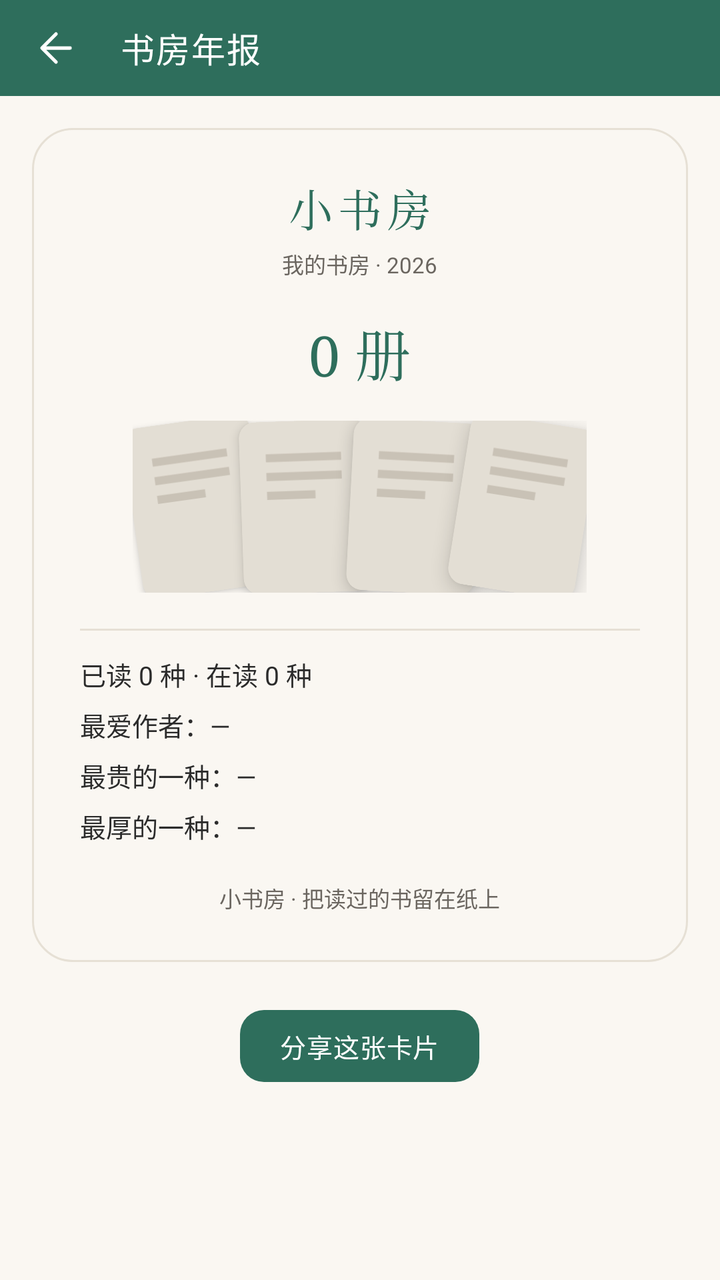
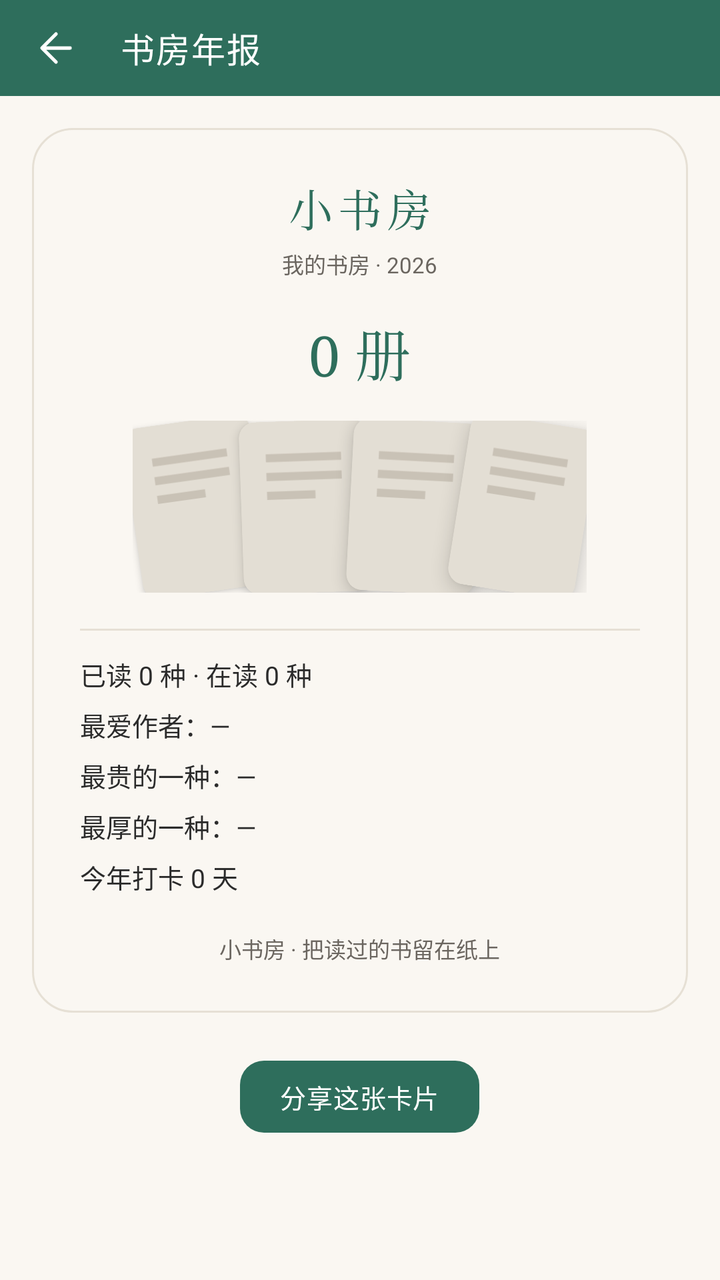

The first picture is an Android layout as it rendered before a commit; the second is the same layout after the commit. The layout source and the unified diff follow.
<!-- AndroidManifest.xml: application theme Theme.Bookshelf -->
<!-- res/layout/activity_study_report.xml -->
<?xml version="1.0" encoding="utf-8"?>
<LinearLayout xmlns:android="http://schemas.android.com/apk/res/android"
    xmlns:app="http://schemas.android.com/apk/res-auto"
    android:layout_width="match_parent"
    android:layout_height="match_parent"
    android:background="?android:attr/colorBackground"
    android:orientation="vertical">

    <com.google.android.material.appbar.MaterialToolbar
        android:id="@+id/toolbar"
        style="@style/Widget.Bookshelf.Toolbar"
        android:layout_width="match_parent"
        android:layout_height="@dimen/toolbar_h"
        app:navigationIcon="@drawable/ic_back"
        app:title="书房年报" />

    <androidx.core.widget.NestedScrollView
        android:layout_width="match_parent"
        android:layout_height="0dp"
        android:layout_weight="1"
        android:fillViewport="true">

        <LinearLayout
            android:layout_width="match_parent"
            android:layout_height="wrap_content"
            android:gravity="center_horizontal"
            android:orientation="vertical"
            android:padding="@dimen/page_padding">

            <LinearLayout
                android:id="@+id/card_report"
                android:layout_width="match_parent"
                android:layout_height="wrap_content"
                android:background="@drawable/bg_report_card"
                android:gravity="center_horizontal"
                android:orientation="vertical"
                android:padding="24dp">

                <TextView
                    style="@style/Text.Bookshelf.SerifHeadline"
                    android:layout_width="wrap_content"
                    android:layout_height="wrap_content"
                    android:letterSpacing="0.12"
                    android:text="小书房"
                    android:textColor="?attr/colorPrimary"
                    android:textSize="@dimen/text_title" />

                <TextView
                    android:id="@+id/tv_report_title"
                    android:layout_width="wrap_content"
                    android:layout_height="wrap_content"
                    android:layout_marginTop="4dp"
                    android:text="我的书房 · 2026"
                    android:textColor="?attr/on_surface_variant"
                    android:textSize="@dimen/text_caption" />

                <TextView
                    android:id="@+id/tv_report_total"
                    style="@style/Text.Bookshelf.SerifNumber"
                    android:layout_width="wrap_content"
                    android:layout_height="wrap_content"
                    android:layout_marginTop="16dp"
                    android:text="0 册"
                    android:textColor="?attr/colorPrimary"
                    android:textSize="@dimen/text_display" />

                <FrameLayout
                    android:layout_width="wrap_content"
                    android:layout_height="wrap_content"
                    android:layout_marginTop="14dp">

                    <LinearLayout
                        android:layout_width="wrap_content"
                        android:layout_height="wrap_content"
                        android:orientation="horizontal">

                        <ImageView
                            android:id="@+id/iv_report_1"
                            android:contentDescription="书籍封面"
                            android:layout_width="64dp"
                            android:layout_height="86dp"
                            android:background="@drawable/bg_cover"
                            android:clipToOutline="true"
                            android:elevation="2dp"
                            android:rotation="-8"
                            android:scaleType="centerCrop"
                            android:src="@drawable/ic_cover_placeholder" />

                        <ImageView
                            android:id="@+id/iv_report_2"
                            android:contentDescription="书籍封面"
                            android:layout_width="64dp"
                            android:layout_height="86dp"
                            android:layout_marginStart="-10dp"
                            android:background="@drawable/bg_cover"
                            android:clipToOutline="true"
                            android:elevation="3dp"
                            android:rotation="-2"
                            android:scaleType="centerCrop"
                            android:src="@drawable/ic_cover_placeholder" />

                        <ImageView
                            android:id="@+id/iv_report_3"
                            android:contentDescription="书籍封面"
                            android:layout_width="64dp"
                            android:layout_height="86dp"
                            android:layout_marginStart="-10dp"
                            android:background="@drawable/bg_cover"
                            android:clipToOutline="true"
                            android:elevation="4dp"
                            android:rotation="3"
                            android:scaleType="centerCrop"
                            android:src="@drawable/ic_cover_placeholder" />

                        <ImageView
                            android:id="@+id/iv_report_4"
                            android:contentDescription="书籍封面"
                            android:layout_width="64dp"
                            android:layout_height="86dp"
                            android:layout_marginStart="-10dp"
                            android:background="@drawable/bg_cover"
                            android:clipToOutline="true"
                            android:elevation="5dp"
                            android:rotation="9"
                            android:scaleType="centerCrop"
                            android:src="@drawable/ic_cover_placeholder" />
                    </LinearLayout>
                </FrameLayout>

                <View
                    android:layout_width="match_parent"
                    android:layout_height="1dp"
                    android:layout_marginTop="18dp"
                    android:layout_marginBottom="12dp"
                    android:background="?attr/outline" />

                <TextView
                    android:id="@+id/tv_report_read"
                    android:layout_width="match_parent"
                    android:layout_height="wrap_content"
                    android:lineSpacingMultiplier="1.5"
                    android:text="已读 0 种 · 在读 0 种"
                    android:textColor="?attr/on_surface"
                    android:textSize="@dimen/text_body_small" />

                <TextView
                    android:id="@+id/tv_report_author"
                    android:layout_width="match_parent"
                    android:layout_height="wrap_content"
                    android:layout_marginTop="6dp"
                    android:lineSpacingMultiplier="1.5"
                    android:text="最爱作者：—"
                    android:textColor="?attr/on_surface"
                    android:textSize="@dimen/text_body_small" />

                <TextView
                    android:id="@+id/tv_report_price"
                    android:layout_width="match_parent"
                    android:layout_height="wrap_content"
                    android:layout_marginTop="6dp"
                    android:lineSpacingMultiplier="1.5"
                    android:text="最贵的一种：—"
                    android:textColor="?attr/on_surface"
                    android:textSize="@dimen/text_body_small" />

                <TextView
                    android:id="@+id/tv_report_pages"
                    android:layout_width="match_parent"
                    android:layout_height="wrap_content"
                    android:layout_marginTop="6dp"
                    android:lineSpacingMultiplier="1.5"
                    android:text="最厚的一种：—"
                    android:textColor="?attr/on_surface"
                    android:textSize="@dimen/text_body_small" />

                <TextView
                    android:layout_width="wrap_content"
                    android:layout_height="wrap_content"
                    android:layout_marginTop="18dp"
                    android:text="小书房 · 把读过的书留在纸上"
                    android:textColor="?attr/on_surface_variant"
                    android:textSize="@dimen/text_caption" />
            </LinearLayout>

            <com.google.android.material.button.MaterialButton
                android:id="@+id/btn_share_report"
                style="@style/Widget.Bookshelf.Button"
                android:layout_width="wrap_content"
                android:layout_height="wrap_content"
                android:layout_marginTop="@dimen/space_xl"
                android:paddingHorizontal="@dimen/space_xl"
                android:text="分享这张卡片" />
        </LinearLayout>
    </androidx.core.widget.NestedScrollView>
</LinearLayout>
<!-- resources referenced by this layout -->
<resources>
  <dimen name="page_padding">16dp</dimen>
  <dimen name="space_xl">20dp</dimen>
  <dimen name="text_body_small">13sp</dimen>
  <dimen name="text_caption">11sp</dimen>
  <dimen name="text_display">28sp</dimen>
  <dimen name="text_title">22sp</dimen>
  <dimen name="toolbar_h">48dp</dimen>
  <!-- drawable bg_cover (drawable) -->
  <?xml version="1.0" encoding="utf-8"?>
  <shape xmlns:android="http://schemas.android.com/apk/res/android" android:shape="rectangle">
      <solid android:color="@color/cover_placeholder_bg" />
      <corners android:radius="@dimen/radius_sm" />
  </shape>
  <style name="Text.Bookshelf.SerifHeadline">
          <item name="android:fontFamily">serif</item>
          <item name="android:textSize">@dimen/text_headline</item>
          <item name="android:includeFontPadding">false</item>
          <item name="android:letterSpacing">0.02</item>
      </style>
  <style name="Text.Bookshelf.SerifNumber">
          <item name="android:fontFamily">serif</item>
          <item name="android:includeFontPadding">false</item>
          <item name="android:fontFeatureSettings">tnum</item>
      </style>
  <color name="cover_placeholder_bg">#E9E3D8</color>
  <dimen name="radius_sm">8dp</dimen>
  <dimen name="text_headline">17sp</dimen>
  <style name="ShapeAppearance.Bookshelf.Medium" parent="ShapeAppearance.Material3.Corner.Medium">
          <item name="cornerSize">@dimen/radius_md</item>
      </style>
  <dimen name="radius_md">12dp</dimen>
  <color name="primary">#2E6E5C</color>
  <color name="primary_dark">#1F4D40</color>
  <color name="accent">#C08A3E</color>
  <color name="chip_bg">#E8F0ED</color>
  <color name="green_container">#E6F0EC</color>
  <color name="green_on_container">#1C4A3E</color>
  <color name="green_page">#FAF7F2</color>
  <color name="green_surface">#FFFDF9</color>
  <color name="green_surface_dim">#F3EEE6</color>
  <color name="green_outline">#E6E0D5</color>
  <color name="green_outline_strong">#D8D0C2</color>
  <color name="bg_page">#FAF7F2</color>
  <color name="surface">#FFFDF9</color>
  <color name="surface_dim">#F4F0E9</color>
  <color name="outline">#E6E0D5</color>
  <color name="outline_strong">#CFC5B4</color>
  <color name="text_main">#2B2B2B</color>
  <color name="text_sub">#6B6660</color>
  <color name="accent_text">#8A5A1A</color>
  <color name="dock_surface">#FFFFFF</color>
  <style name="Widget.Bookshelf.ChipGroup" parent="Widget.Material3.ChipGroup">
          <item name="chipSpacingHorizontal">8dp</item>
          <item name="chipSpacingVertical">4dp</item>
          <item name="singleLine">false</item>
      </style>
  <style name="ThemeOverlay.Bookshelf.BottomSheet" parent="ThemeOverlay.Material3.BottomSheetDialog">
          <item name="bottomSheetStyle">@style/Widget.Bookshelf.BottomSheet</item>
      </style>
  <dimen name="card_corner">16dp</dimen>
  <style name="ShapeAppearance.Bookshelf.Pill" parent="ShapeAppearance.Material3.Corner.Full">
          <item name="cornerSize">50%</item>
      </style>
  <style name="TextAppearance.Bookshelf.DialogTitle" parent="MaterialAlertDialog.Material3.Title.Text">
          <item name="android:textSize">@dimen/text_title_toolbar</item>
          <item name="android:textStyle">bold</item>
          <item name="android:textColor">?attr/on_surface</item>
      </style>
  <style name="Widget.Bookshelf.Button.Dialog" parent="Widget.Material3.Button.TextButton.Dialog">
          <item name="android:textSize">@dimen/text_body_small</item>
          <item name="android:textAllCaps">false</item>
      </style>
  <style name="ShapeAppearance.Bookshelf.Dialog" parent="ShapeAppearance.Material3.Corner.Large">
          <item name="cornerSize">@dimen/radius_2xl</item>
      </style>
  <dimen name="text_title_toolbar">16sp</dimen>
  <dimen name="radius_2xl">24dp</dimen>
  <!-- unchanged entries left out for length: 15 -->
</resources>

<!-- the commit's change to res/layout/activity_study_report.xml (unified diff, before → after) -->
@@ -170,6 +170,17 @@
                     android:layout_marginTop="6dp"
                     android:lineSpacingMultiplier="1.5"
                     android:text="最厚的一种：—"
+                    android:textColor="?attr/on_surface"
+                    android:textSize="@dimen/text_body_small" />
+
+                
+                <TextView
+                    android:id="@+id/tv_report_checkin"
+                    android:layout_width="match_parent"
+                    android:layout_height="wrap_content"
+                    android:layout_marginTop="6dp"
+                    android:lineSpacingMultiplier="1.5"
+                    android:text="今年打卡 0 天"
                     android:textColor="?attr/on_surface"
                     android:textSize="@dimen/text_body_small" />
 
